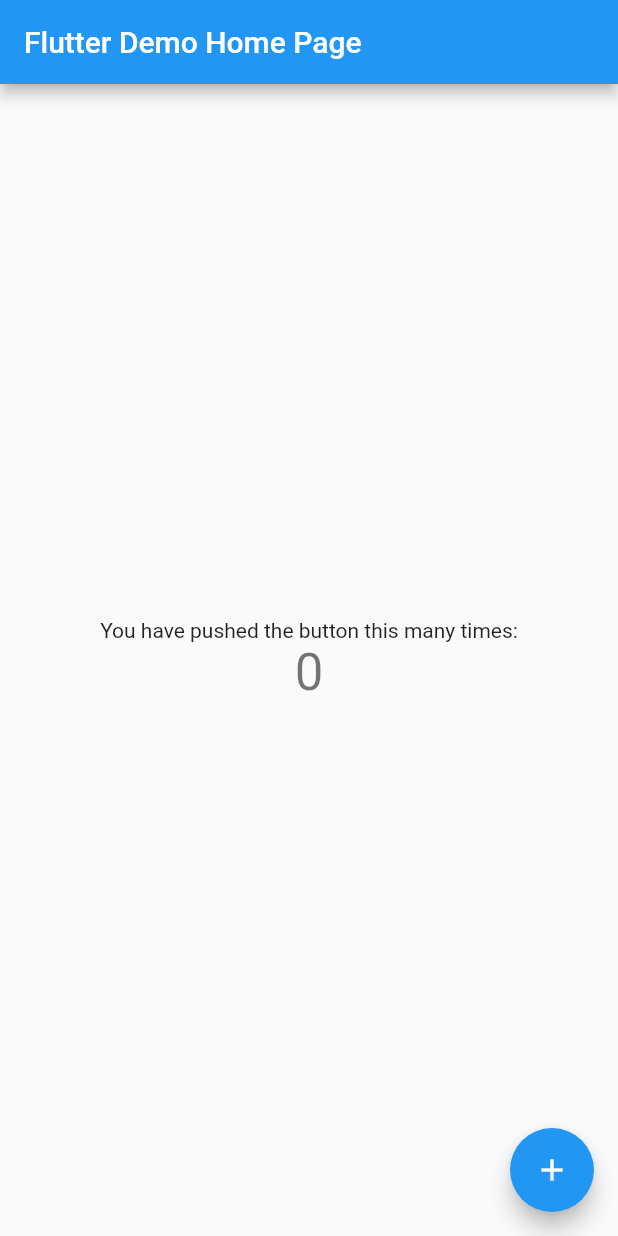
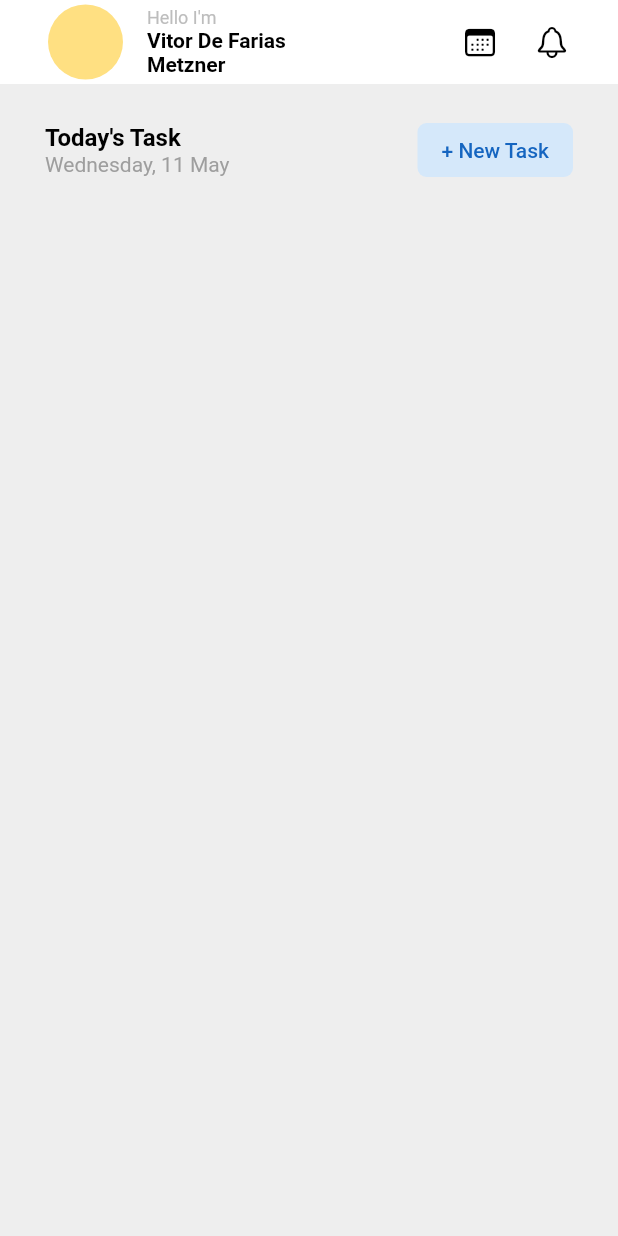
Before and after one commit to vitorfarias001/flutter-todo-app, a Flutter app: the screen it shows after launch, on a phone screen of 412 x 824 dp. Run offline on Flutter 3.47's test engine with Material 2 defaults, Android fonts, the phone set to English and light mode, and no system bars; our stand-ins replace gap.

Commit message:
start home page

```diff
--- a/lib/main.dart
+++ b/lib/main.dart
@@ -1,68 +1,105 @@
+// ignore_for_file: unnecessary_const, unnecessary_import
+
+import 'package:flutter/cupertino.dart';
 import 'package:flutter/material.dart';
+import 'package:gap/gap.dart';
+import 'widgets/show_modal.dart';
 
 void main() {
-  runApp(const MyApp());
+  runApp(MaterialApp(
+    debugShowCheckedModeBanner: false,
+    title: 'Flutter Project Template',
+    theme: ThemeData(),
+    home: const HomePage(),
+  ));
 }
 
-class MyApp extends StatelessWidget {
-  const MyApp({super.key});
+class HomePage extends StatelessWidget {
+  const HomePage({Key? key}) : super(key: key);
+
   @override
   Widget build(BuildContext context) {
-    return MaterialApp(
-      title: 'Flutter Demo',
-      theme: ThemeData(
-
-        primarySwatch: Colors.blue,
+    return Scaffold(
+      backgroundColor: Colors.grey.shade200,
+      appBar: AppBar(
+        backgroundColor: Colors.white,
+        foregroundColor: Colors.black,
+        elevation: 0,
+        title: ListTile(
+            leading: CircleAvatar(
+              backgroundColor: Colors.amber.shade200,
+              radius: 25,
+            ),
+            title: Text('Hello I\'m',
+                style: TextStyle(fontSize: 12, color: Colors.grey.shade400)),
+            subtitle: const Text(
+              'Vitor De Farias Metzner',
+              style:
+                  TextStyle(fontWeight: FontWeight.bold, color: Colors.black),
+            )),
+        actions: [
+          Padding(
+            padding: const EdgeInsets.symmetric(horizontal: 20),
+            child: Row(children: [
+              IconButton(
+                onPressed: () {},
+                icon: const Icon(CupertinoIcons.calendar),
+              ),
+              IconButton(
+                onPressed: () {},
+                icon: const Icon(CupertinoIcons.bell),
+              )
+            ]),
+          )
+        ],
       ),
-      home: const MyHomePage(title: 'Flutter Demo Home Page'),
+      body: SingleChildScrollView(
+          child: Padding(
+        padding: const EdgeInsets.symmetric(horizontal: 30),
+        child: Column(
+          children: [
+            const Gap(20),
+            Row(
+              mainAxisAlignment: MainAxisAlignment.spaceBetween,
+              children: [
+                Column(
+                  crossAxisAlignment: CrossAxisAlignment.start,
+                  children: const [
+                    Text(
+                      'Today\'s Task',
+                      style: TextStyle(
+                          fontSize: 16,
+                          fontWeight: FontWeight.bold,
+                          color: Colors.black),
+                    ),
+                    Text(
+                      'Wednesday, 11 May',
+                      style: TextStyle(color: Colors.grey),
+                    ),
+                  ],
+                ),
+                ElevatedButton(
+                  style: ElevatedButton.styleFrom(
+                      backgroundColor: const Color(0xFFD5E8FA),
+                      foregroundColor: Colors.blue.shade800,
+                      elevation: 0,
+                      shape: RoundedRectangleBorder(
+                          borderRadius: BorderRadius.circular(6))),
+                  onPressed: () => showModalBottomSheet(
+                      isScrollControlled: true,
+                      shape: RoundedRectangleBorder(
+                          borderRadius: BorderRadius.circular(16)),
+                      context: context,
+                      builder: (context) => const AddNewTaskModal()),
+                  child: const Text(
+                    '+ New Task',
+                  ),
+                )
+              ],
+            )
+          ],
+        ),
+      )),
     );
   }
 }
-
-class MyHomePage extends StatefulWidget {
-  const MyHomePage({super.key, required this.title});
-  final String title;
-  @override
-  State<MyHomePage> createState() => _MyHomePageState();
-}
-
-class _MyHomePageState extends State<MyHomePage> {
-  int _counter = 0;
-
-  void _incrementCounter() {
-    setState(() {
-
-      _counter++;
-    });
-  }
-
-  @override
-  Widget build(BuildContext context) {
-
-    return Scaffold(
-      appBar: AppBar(
-
-        title: Text(widget.title),
-      ),
-      body: Center(
-        child: Column(
-          mainAxisAlignment: MainAxisAlignment.center,
-          children: <Widget>[
-            const Text(
-              'You have pushed the button this many times:',
-            ),
-            Text(
-              '$_counter',
-              style: Theme.of(context).textTheme.headlineMedium,
-            ),
-          ],
-        ),
-      ),
-      floatingActionButton: FloatingActionButton(
-        onPressed: _incrementCounter,
-        tooltip: 'Increment',
-        child: const Icon(Icons.add),
-      ),
-    );
-  }
-}
--- a/pubspec.yaml
+++ b/pubspec.yaml
@@ -35,6 +35,7 @@ dependencies:
   # The following adds the Cupertino Icons font to your application.
   # Use with the CupertinoIcons class for iOS style icons.
   cupertino_icons: ^1.0.2
+  gap: ^3.0.0
 
 dev_dependencies:
   flutter_test:
```
Also changed, not shown: lib/widgets/show_modal.dart (added, +42 -0 lines), pubspec.lock, 1 other file.
